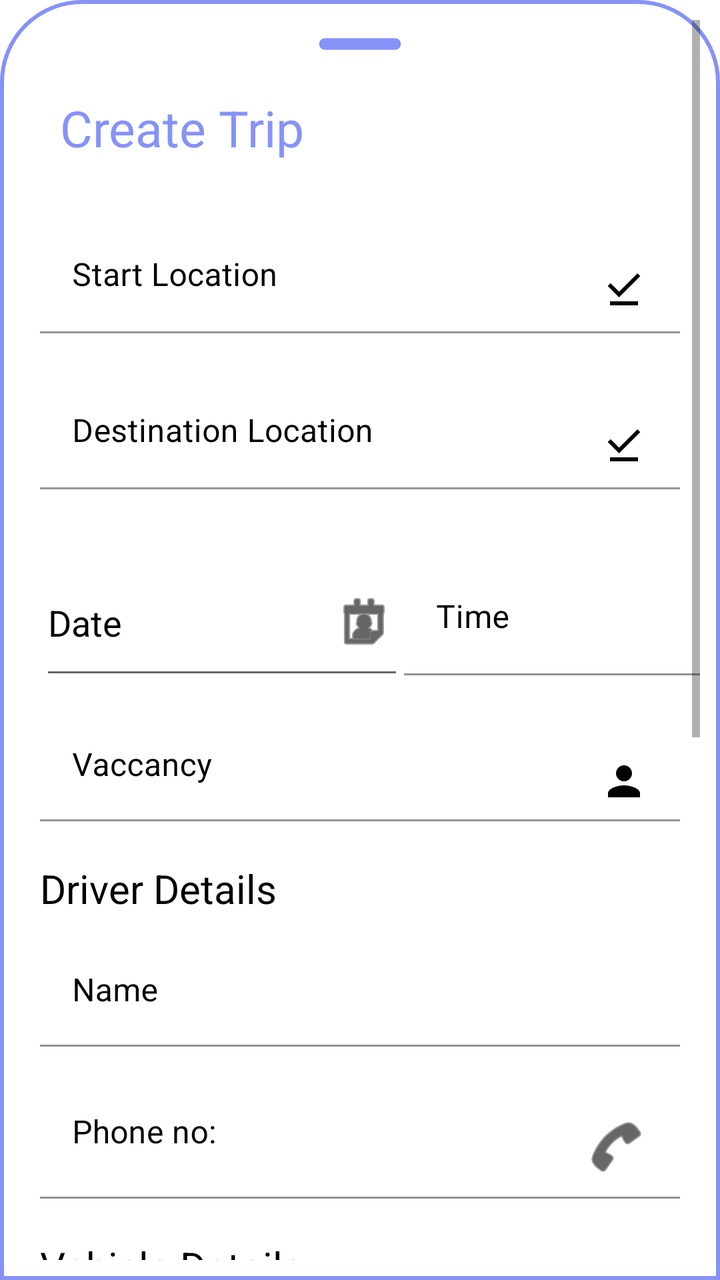
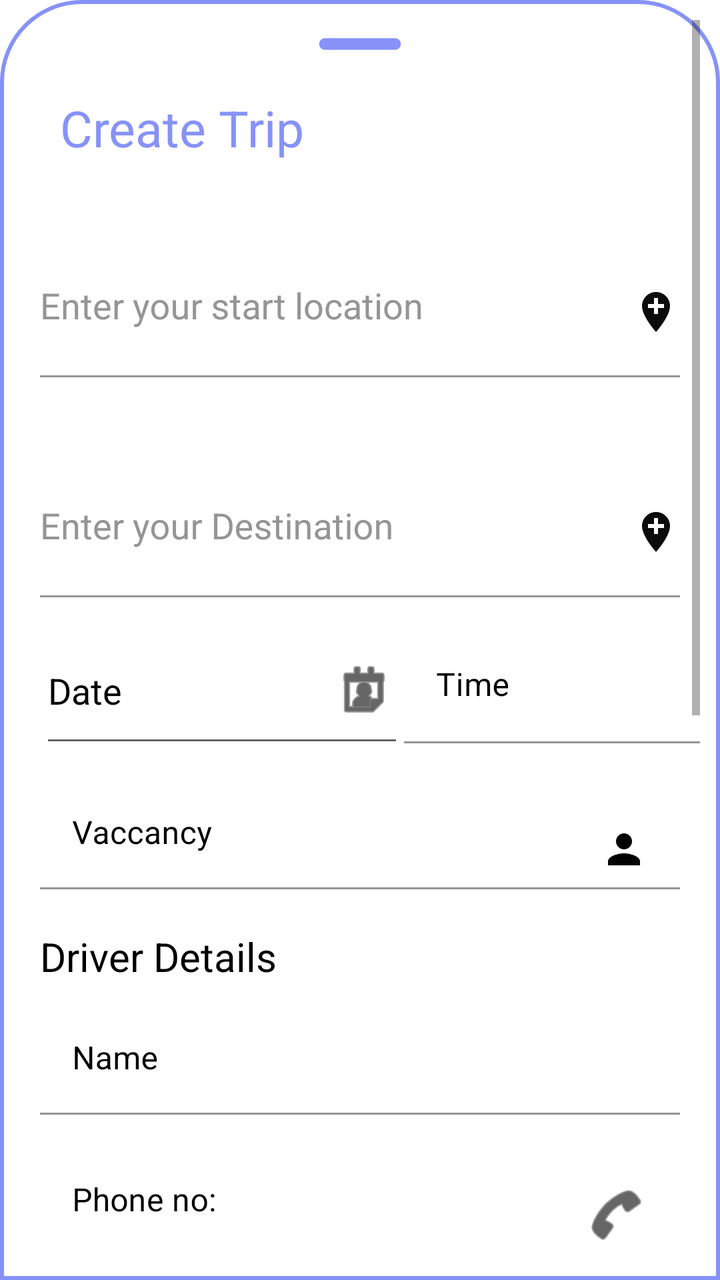

Two renders of the same Android screen: before a commit and after it. Below are the layout's source before the change and the commit's diff.
<!-- AndroidManifest.xml: application theme Theme.MyApp -->
<!-- res/layout/fragment_create_trip.xml -->
<?xml version="1.0" encoding="utf-8"?>
<LinearLayout xmlns:android="http://schemas.android.com/apk/res/android"
    xmlns:app="http://schemas.android.com/apk/res-auto"
    xmlns:tools="http://schemas.android.com/tools"
    android:orientation="vertical"
    android:layout_width="match_parent"
    android:layout_height="match_parent"
    android:background="@drawable/dialogbg">

    <ScrollView
        android:layout_width="match_parent"
        android:layout_height="match_parent">

        <LinearLayout
            android:layout_width="match_parent"
            android:layout_height="wrap_content"
            android:orientation="vertical" >

            <ImageView
                android:layout_width="70dp"
                android:layout_height="wrap_content"
                android:layout_gravity="center|top"
                android:scaleType="centerCrop"
                android:src="@drawable/ic_round_remove_24" />

            <LinearLayout
                android:layout_width="match_parent"
                android:layout_height="wrap_content"
                android:orientation="horizontal">

                <TextView
                    android:id="@+id/createText"
                    android:layout_width="wrap_content"
                    android:layout_height="wrap_content"
                    android:layout_marginStart="12dp"
                    android:layout_marginTop="5dp"
                    android:padding="8dp"
                    android:text="Create Trip"
                    android:textAlignment="viewStart"
                    android:textColor="@color/lavender"
                    android:textSize="25dp" />

                <ImageView
                    android:id="@+id/cancelButton"
                    android:layout_width="wrap_content"
                    android:layout_height="wrap_content"
                    android:layout_marginLeft="250dp"
                    android:layout_marginTop="8dp"
                    android:src="@drawable/ic_baseline_clear_24" />

            </LinearLayout>
            <LinearLayout
                android:id="@+id/layoutVideo"
                android:layout_width="match_parent"
                android:layout_height="wrap_content"
                android:layout_marginTop="10dp"
                android:orientation="horizontal"
                android:padding="10dp">

                <com.google.android.material.textfield.TextInputLayout
                    android:layout_width="match_parent"
                    android:layout_height="match_parent"
                    android:textColorHint="@color/black"
                    app:boxBackgroundColor="@color/white">

                    <com.google.android.material.textfield.TextInputEditText
                        android:id="@+id/createTripStartLoc"
                        android:layout_width="match_parent"
                        android:layout_height="wrap_content"
                        android:drawableRight="@drawable/baseline_download_done_24"
                        android:hint="Start Location" />
                </com.google.android.material.textfield.TextInputLayout>
            </LinearLayout>


            <LinearLayout
                android:id="@+id/layoutLive"
                android:orientation="horizontal"
                android:layout_width="match_parent"
                android:layout_height="wrap_content"
                android:paddingLeft="10dp"
                android:paddingRight="10dp"
                android:gravity="center_horizontal"
                android:paddingTop="10dp"
                android:paddingBottom="30dp">


                <com.google.android.material.textfield.TextInputLayout
                    android:layout_width="match_parent"
                    android:layout_height="match_parent"
                    android:textColorHint="@color/black"
                    app:boxBackgroundColor="@color/white"
                    app:boxStrokeColor="#0B0A0A"

                    app:endIconDrawable="@drawable/baseline_download_done_24"
                    app:endIconTint="#100F0F">

                    <com.google.android.material.textfield.TextInputEditText
                        android:id="@+id/createTripDestination"
                        android:layout_width="match_parent"
                        android:layout_height="wrap_content"
                        android:drawableRight="@drawable/baseline_download_done_24"
                        android:hint="Destination Location" />

                </com.google.android.material.textfield.TextInputLayout>
            </LinearLayout>

            <LinearLayout
                android:layout_width="393dp"
                android:layout_height="70dp"
                android:orientation="horizontal">

                <com.google.android.material.textfield.TextInputEditText
                    android:id="@+id/createTripDate"
                    android:layout_width="182dp"
                    android:layout_height="match_parent"
                    android:layout_marginLeft="10dp"
                    android:drawableRight="@android:drawable/ic_menu_my_calendar"
                    android:drawableTint="@color/black"
                    android:hint="Date"
                    android:inputType="date"
                    android:textColorHint="@color/black"/>

                <com.google.android.material.textfield.TextInputLayout
                    android:layout_width="match_parent"
                    android:layout_height="match_parent"
                    app:boxStrokeColor="@color/black"
                    app:boxBackgroundColor="@color/white"
                    android:layout_marginTop="5dp"
                    android:textColorHint="@color/black"
                    android:layout_marginRight="10dp">

                    <com.google.android.material.textfield.TextInputEditText
                        android:id="@+id/createTripTime"
                        android:layout_width="match_parent"
                        android:layout_height="58dp"
                        android:hint="Time"
                        android:inputType="time" />
                </com.google.android.material.textfield.TextInputLayout>

            </LinearLayout>

            <com.google.android.material.textfield.TextInputLayout
                style="@style/Widget.MaterialComponents.TextInputLayout.FilledBox.Dense"
                android:layout_width="match_parent"
                android:layout_height="match_parent"
                android:layout_marginTop="10dp"
                android:layout_marginLeft="10dp"
                android:layout_marginRight="10dp"
                app:boxBackgroundColor="@color/white"
                app:boxStrokeColor="@color/black"
                android:textColorHint="@color/black"
                >

                <com.google.android.material.textfield.TextInputEditText
                    android:id="@+id/createTripVacancy"
                    android:layout_width="match_parent"
                    android:layout_height="wrap_content"
                    android:drawableRight="@drawable/baseline_person_24"
                    android:hint="Vaccancy"
                    android:inputType="number" />

                <TextView
                    android:id="@+id/textView7"
                    android:layout_width="match_parent"
                    android:layout_height="wrap_content"
                    android:layout_marginTop="20dp"
                    android:layout_weight="1"
                    android:text="Driver Details"
                    android:textColor="@color/black"
                    android:textSize="20dp" />

                <com.google.android.material.textfield.TextInputLayout
                    android:layout_width="match_parent"
                    android:layout_height="match_parent"
                    android:layout_marginTop="10dp"
                    app:boxBackgroundColor="@color/white"
                    app:boxStrokeColor="@color/black"
                    android:textColorHint="@color/black">

                    <com.google.android.material.textfield.TextInputEditText
                        android:id="@+id/createTripDriverName"
                        android:layout_width="match_parent"
                        android:layout_height="wrap_content"
                        android:hint="Name" />

                    <com.google.android.material.textfield.TextInputLayout
                        android:layout_width="match_parent"
                        android:layout_height="match_parent"
                        android:layout_marginTop="10dp"
                        app:boxBackgroundColor="@color/white"
                        app:boxStrokeColor="@color/black"
                        android:textColorHint="@color/black">

                        <com.google.android.material.textfield.TextInputEditText
                            android:id="@+id/createTripDriverNumber"
                            android:layout_width="match_parent"
                            android:layout_height="wrap_content"
                            android:drawableRight="@android:drawable/ic_menu_call"
                            android:drawableTint="@color/black"
                            android:hint="Phone no:" />

                        <TextView
                            android:id="@+id/textView8"
                            android:layout_width="wrap_content"
                            android:layout_height="wrap_content"
                            android:layout_weight="1"
                            android:text="Vehicle Details"
                            android:textColor="@color/black"
                            android:textSize="20dp"
                            android:layout_marginTop="20dp"/>

                        <com.google.android.material.textfield.TextInputLayout
                            android:layout_width="match_parent"
                            android:layout_height="match_parent"
                            app:boxBackgroundColor="@color/white"
                            android:layout_marginTop="10dp"
                            android:textColorHint="@color/black"
                            app:boxStrokeColor="@color/black">

                            <com.google.android.material.textfield.TextInputEditText
                                android:id="@+id/createTripVehicleModel"
                                android:layout_width="match_parent"
                                android:layout_height="wrap_content"
                                android:hint="Vehicle Model" />

                            <com.google.android.material.textfield.TextInputLayout
                                android:layout_width="match_parent"
                                android:layout_height="match_parent"
                                android:layout_marginTop="10dp"
                                app:boxBackgroundColor="@color/white"
                                app:boxStrokeColor="@color/black"
                                android:textColorHint="@color/black">

                                <com.google.android.material.textfield.TextInputEditText
                                    android:id="@+id/createTripVehicleNumber"
                                    android:layout_width="match_parent"
                                    android:layout_height="wrap_content"
                                    android:hint="Registration no:" />

                                <com.google.android.material.textfield.TextInputLayout
                                    android:layout_width="match_parent"
                                    android:layout_height="match_parent"
                                    android:layout_marginTop="10dp"
                                    app:boxBackgroundColor="@color/white"
                                    app:boxStrokeColor="@color/black"
                                    android:textColorHint="@color/black">

                                    <com.google.android.material.textfield.TextInputEditText
                                        android:id="@+id/createTripVehicleMileage"
                                        android:layout_width="match_parent"
                                        android:layout_height="wrap_content"
                                        android:hint="Mileage" />

                                    <Button
                                        android:id="@+id/createTripButton"
                                        android:layout_width="wrap_content"
                                        android:layout_height="wrap_content"
                                        android:layout_gravity="center"
                                        android:layout_marginTop="20dp"
                                        android:layout_weight="1"
                                        android:backgroundTint="@color/lavender"
                                        android:text="Create Trip"


                                        app:cornerRadius="20dp" />
                                </com.google.android.material.textfield.TextInputLayout>

                                <TextView
                                    android:id="@+id/textView6"
                                    android:layout_width="wrap_content"
                                    android:layout_height="wrap_content"
                                    android:layout_weight="1"
                                    android:text="\n"
                                    android:textSize="34sp" />
                            </com.google.android.material.textfield.TextInputLayout>
                        </com.google.android.material.textfield.TextInputLayout>
                    </com.google.android.material.textfield.TextInputLayout>
                </com.google.android.material.textfield.TextInputLayout>

            </com.google.android.material.textfield.TextInputLayout>

            <TextView
                android:id="@+id/textView5"
                android:layout_width="match_parent"
                android:layout_height="wrap_content"
                android:text="\n"
                android:textSize="34sp" />
        </LinearLayout>
    </ScrollView>

</LinearLayout>
<!-- resources referenced by this layout -->
<resources>
  <color name="black">#FF000000</color>
  <color name="lavender">#8692f7</color>
  <color name="white">#FFFFFFFF</color>
  <!-- drawable baseline_download_done_24 (drawable) -->
  <vector android:height="24dp" android:tint="#000000"
      android:viewportHeight="24" android:viewportWidth="24"
      android:width="24dp" xmlns:android="http://schemas.android.com/apk/res/android">
      <path android:fillColor="@android:color/white" android:pathData="M20.13,5.41l-1.41,-1.41l-9.19,9.19l-4.25,-4.24l-1.41,1.41l5.66,5.66z"/>
      <path android:fillColor="@android:color/white" android:pathData="M5,18h14v2h-14z"/>
  </vector>
  <!-- drawable baseline_person_24 (drawable) -->
  <vector android:height="24dp" android:tint="#000000"
      android:viewportHeight="24" android:viewportWidth="24"
      android:width="24dp" xmlns:android="http://schemas.android.com/apk/res/android">
      <path android:fillColor="@android:color/white" android:pathData="M12,12c2.21,0 4,-1.79 4,-4s-1.79,-4 -4,-4 -4,1.79 -4,4 1.79,4 4,4zM12,14c-2.67,0 -8,1.34 -8,4v2h16v-2c0,-2.66 -5.33,-4 -8,-4z"/>
  </vector>
  <!-- drawable dialogbg (drawable) -->
  <?xml version="1.0" encoding="utf-8"?>
  <shape xmlns:android="http://schemas.android.com/apk/res/android">
  
      <solid
          android:color="@color/white"/>
  
      <corners
          android:topLeftRadius="40dp"
          android:topRightRadius="40dp" />
      <padding
          android:left="10dp"
          android:right="10dp"
          android:top="10dp"
          android:bottom="10dp"/>
  
      <stroke
          android:width="2dp"
          android:color="@color/lavender"/>
  
  </shape>
  <!-- drawable ic_baseline_clear_24 (drawable) -->
  <vector android:height="24dp" android:tint="#8692F7"
      android:viewportHeight="24" android:viewportWidth="24"
      android:width="24dp" xmlns:android="http://schemas.android.com/apk/res/android">
      <path android:fillColor="@android:color/white" android:pathData="M19,6.41L17.59,5 12,10.59 6.41,5 5,6.41 10.59,12 5,17.59 6.41,19 12,13.41 17.59,19 19,17.59 13.41,12z"/>
  </vector>
  <!-- drawable ic_round_remove_24 (drawable) -->
  <vector android:height="24dp" android:tint="#8692F7"
      android:viewportHeight="24" android:viewportWidth="24"
      android:width="24dp" xmlns:android="http://schemas.android.com/apk/res/android">
      <path android:fillColor="@android:color/white" android:pathData="M18,13H6c-0.55,0 -1,-0.45 -1,-1s0.45,-1 1,-1h12c0.55,0 1,0.45 1,1s-0.45,1 -1,1z"/>
  </vector>
  <style name="Theme.MyApp" parent="Theme.MaterialComponents.DayNight.NoActionBar">
          
          <item name="colorPrimary">@color/purple_500</item>
          <item name="colorPrimaryVariant">@color/purple_700</item>
          <item name="colorOnPrimary">@color/white</item>
          
          <item name="colorSecondary">@color/teal_200</item>
          <item name="colorSecondaryVariant">@color/teal_700</item>
          <item name="colorOnSecondary">@color/black</item>
          
          <item name="android:statusBarColor" tools:targetApi="l">?attr/colorPrimaryVariant</item>
          
      </style>
  <color name="purple_500">#FF6200EE</color>
  <color name="purple_700">#FF3700B3</color>
  <color name="teal_200">#FF03DAC5</color>
  <color name="teal_700">#FF018786</color>
</resources>

<!-- the commit's change to res/layout/fragment_create_trip.xml (unified diff, before → after) -->
@@ -52,56 +52,73 @@
             <LinearLayout
                 android:id="@+id/layoutVideo"
                 android:layout_width="match_parent"
-                android:layout_height="wrap_content"
+                android:layout_height="100dp"
                 android:layout_marginTop="10dp"
+                android:textColorHint="@color/black"
+                app:boxBackgroundColor="@color/white"
                 android:orientation="horizontal"
-                android:padding="10dp">
+                android:padding="10dp"
+                android:paddingTop="10dp">
 
                 <com.google.android.material.textfield.TextInputLayout
-                    android:layout_width="match_parent"
-                    android:layout_height="match_parent"
-                    android:textColorHint="@color/black"
+                    android:id="@+id/textInputLayoutSearchStart"
+                    app:boxStrokeColor="@color/black"
+                    android:layout_width="match_parent"
+                    android:background="@drawable/rounded_border"
+                    android:layout_height="match_parent"
+                    app:hintTextColor="@color/gray_500"
+                    android:textColorHint="@color/gray_500"
                     app:boxBackgroundColor="@color/white">
 
-                    <com.google.android.material.textfield.TextInputEditText
-                        android:id="@+id/createTripStartLoc"
-                        android:layout_width="match_parent"
-                        android:layout_height="wrap_content"
-                        android:drawableRight="@drawable/baseline_download_done_24"
-                        android:hint="Start Location" />
+                    <AutoCompleteTextView
+                        android:id="@+id/autocomplete_ct_start_dest"
+                        android:layout_width="match_parent"
+                        android:layout_height="match_parent"
+                        android:drawableEnd="@drawable/baseline_add_location_24"
+                        android:hint="Enter your start location"
+                        android:paddingTop="5dp"
+                        android:layout_marginTop="10dp"
+                        android:textColor="@color/black"
+                        android:textColorHint="@color/gray_500"
+                        android:singleLine="true" />
                 </com.google.android.material.textfield.TextInputLayout>
             </LinearLayout>
 
 
+
             <LinearLayout
                 android:id="@+id/layoutLive"
+                android:layout_width="match_parent"
+                android:layout_height="100dp"
+                android:layout_marginTop="10dp"
+                android:textColorHint="@color/black"
+                app:boxBackgroundColor="@color/white"
                 android:orientation="horizontal"
-                android:layout_width="match_parent"
-                android:layout_height="wrap_content"
-                android:paddingLeft="10dp"
-                android:paddingRight="10dp"
-                android:gravity="center_horizontal"
-                android:paddingTop="10dp"
-                android:paddingBottom="30dp">
+                android:padding="10dp"
+                android:paddingTop="10dp">
 
 
                 <com.google.android.material.textfield.TextInputLayout
-                    android:layout_width="match_parent"
-                    android:layout_height="match_parent"
-                    android:textColorHint="@color/black"
-                    app:boxBackgroundColor="@color/white"
-                    app:boxStrokeColor="#0B0A0A"
-
-                    app:endIconDrawable="@drawable/baseline_download_done_24"
-                    app:endIconTint="#100F0F">
-
-                    <com.google.android.material.textfield.TextInputEditText
-                        android:id="@+id/createTripDestination"
-                        android:layout_width="match_parent"
-                        android:layout_height="wrap_content"
-                        android:drawableRight="@drawable/baseline_download_done_24"
-                        android:hint="Destination Location" />
-
+                    android:id="@+id/textInputLayoutSearchDest"
+                    app:boxStrokeColor="@color/black"
+                    android:layout_width="match_parent"
+                    android:background="@drawable/rounded_border"
+                    android:layout_height="match_parent"
+                    app:hintTextColor="@color/gray_500"
+                    android:textColorHint="@color/gray_500"
+                    app:boxBackgroundColor="@color/white">
+
+                    <AutoCompleteTextView
+                        android:id="@+id/autocomplete_ct_end_dest"
+                        android:layout_width="match_parent"
+                        android:layout_height="match_parent"
+                        android:drawableEnd="@drawable/baseline_add_location_24"
+                        android:hint="Enter your Destination"
+                        android:paddingTop="5dp"
+                        android:layout_marginTop="10dp"
+                        android:textColor="@color/black"
+                        android:textColorHint="@color/gray_500"
+                        android:singleLine="true" />
                 </com.google.android.material.textfield.TextInputLayout>
             </LinearLayout>
 
<!-- resource entries referenced after the edit -->
@@ -1,14 +1,14 @@
 <!-- resources referenced by this layout -->
 <resources>
   <color name="black">#FF000000</color>
+  <color name="gray_500">#959595</color>
   <color name="lavender">#8692f7</color>
   <color name="white">#FFFFFFFF</color>
-  <!-- drawable baseline_download_done_24 (drawable) -->
-  <vector android:height="24dp" android:tint="#000000"
+  <!-- drawable baseline_add_location_24 (drawable) -->
+  <vector android:height="24dp" android:tint="#0C0B0B"
       android:viewportHeight="24" android:viewportWidth="24"
       android:width="24dp" xmlns:android="http://schemas.android.com/apk/res/android">
-      <path android:fillColor="@android:color/white" android:pathData="M20.13,5.41l-1.41,-1.41l-9.19,9.19l-4.25,-4.24l-1.41,1.41l5.66,5.66z"/>
-      <path android:fillColor="@android:color/white" android:pathData="M5,18h14v2h-14z"/>
+      <path android:fillColor="@android:color/white" android:pathData="M12,2C8.14,2 5,5.14 5,9c0,5.25 7,13 7,13s7,-7.75 7,-13c0,-3.86 -3.14,-7 -7,-7zM16,10h-3v3h-2v-3L8,10L8,8h3L11,5h2v3h3v2z"/>
   </vector>
   <!-- drawable baseline_person_24 (drawable) -->
   <vector android:height="24dp" android:tint="#000000"
@@ -49,6 +49,19 @@
       android:width="24dp" xmlns:android="http://schemas.android.com/apk/res/android">
       <path android:fillColor="@android:color/white" android:pathData="M18,13H6c-0.55,0 -1,-0.45 -1,-1s0.45,-1 1,-1h12c0.55,0 1,0.45 1,1s-0.45,1 -1,1z"/>
   </vector>
+  <!-- drawable rounded_border (drawable) -->
+  <?xml version="1.0" encoding="utf-8"?>
+  <selector xmlns:android="http://schemas.android.com/apk/res/android">
+      <shape xmlns:android="http://schemas.android.com/apk/res/android">
+          <solid android:color="#FFFFFF" /> 
+          <stroke
+              android:width="1dp"
+              android:color="#ffffffff" />
+          <corners android:radius="5dp" /> 
+      </shape>
+  
+  
+  </selector>
   <style name="Theme.MyApp" parent="Theme.MaterialComponents.DayNight.NoActionBar">
           
           <item name="colorPrimary">@color/purple_500</item>
